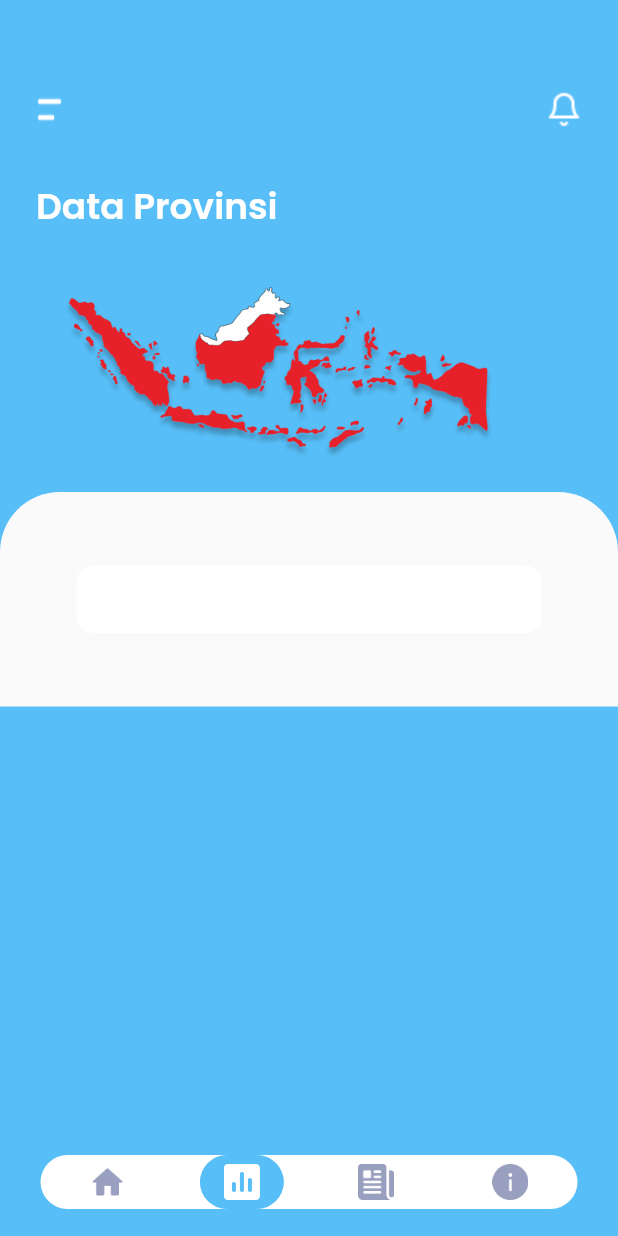
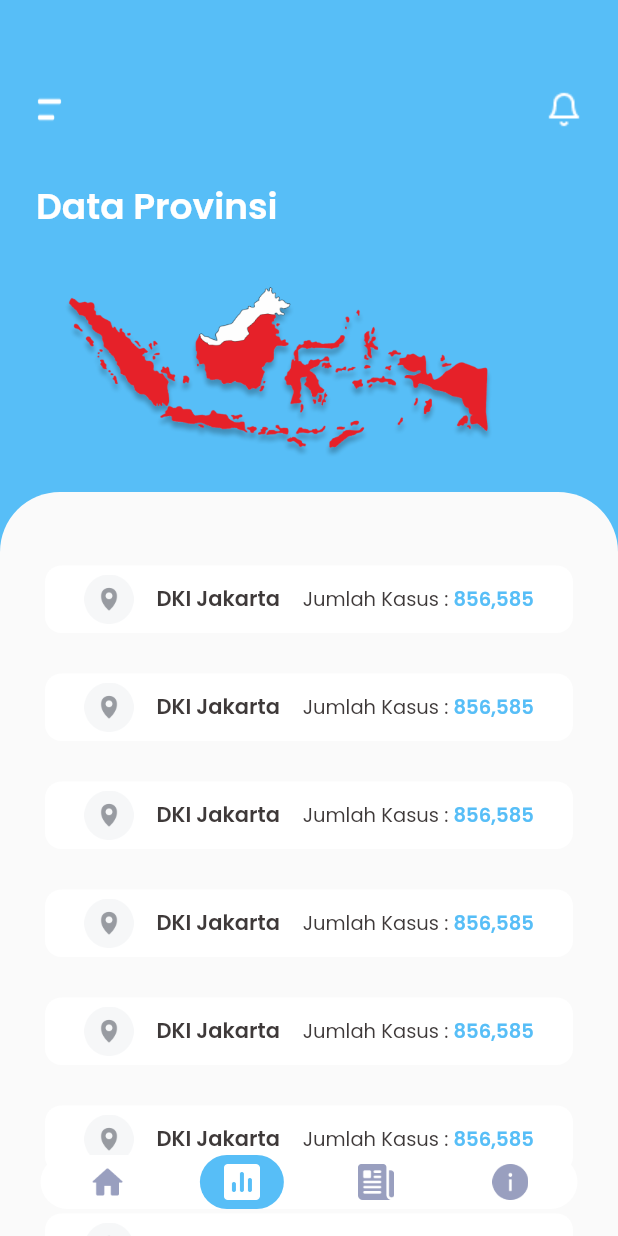
Before and after one commit to fahadhafizdev/covid_app, a Flutter app: the screen it shows after launch, item 2 of the bottom bar chosen, on a phone screen of 412 x 824 dp. Run offline on Flutter 3.47's test engine with Material 2 defaults, Android fonts, the phone set to English and light mode, and no system bars; our stand-ins replace bloc, equatable, flutter_bloc, google_fonts; network calls fail.

Commit message:
update slicing ui done statistic_page.dart

```diff
--- a/lib/shared/theme.dart
+++ b/lib/shared/theme.dart
@@ -16,6 +16,7 @@ Color whiteBlueColor = Color(0xffD0EBFA);
 
 TextStyle blackTextStyle = GoogleFonts.poppins(color: blackColor);
 TextStyle whiteTextStyle = GoogleFonts.poppins(color: whiteColor);
+TextStyle mainTextStyle = GoogleFonts.poppins(color: mainColor);
 
 FontWeight light = FontWeight.w300;
 FontWeight regular = FontWeight.w400;
--- a/lib/ui/page/statistic_page.dart
+++ b/lib/ui/page/statistic_page.dart
@@ -1,4 +1,5 @@
 import 'package:covid_app/shared/theme.dart';
+import 'package:covid_app/ui/widget/custom_list_provinsi_widget.dart';
 import 'package:flutter/material.dart';
 
 class StatisticPage extends StatelessWidget {
@@ -80,14 +81,18 @@ class StatisticPage extends StatelessWidget {
             ),
             child: Column(
               children: [
-                Container(
-                  height: 45,
-                  width: 310,
-                  decoration: BoxDecoration(
-                    color: whiteColor,
-                    borderRadius: BorderRadius.circular(11),
-                  ),
-                ),
+                CustomListProvinsi(),
+                CustomListProvinsi(),
+                CustomListProvinsi(),
+                CustomListProvinsi(),
+                CustomListProvinsi(),
+                CustomListProvinsi(),
+                CustomListProvinsi(),
+                CustomListProvinsi(),
+                CustomListProvinsi(),
+                CustomListProvinsi(),
+                CustomListProvinsi(),
+                CustomListProvinsi(),
               ],
             ),
           ),
--- /dev/null
+++ b/lib/ui/widget/custom_list_provinsi_widget.dart
@@ -0,0 +1,54 @@
+import 'package:flutter/material.dart';
+import 'package:covid_app/shared/theme.dart';
+
+class CustomListProvinsi extends StatelessWidget {
+  @override
+  Widget build(BuildContext context) {
+    return Container(
+      height: 45,
+      width: 410,
+      decoration: BoxDecoration(
+        color: whiteColor,
+        borderRadius: BorderRadius.circular(11),
+      ),
+      padding: EdgeInsets.symmetric(
+        vertical: 6,
+        horizontal: 11,
+      ),
+      margin: EdgeInsets.only(bottom: 27),
+      child: Row(
+        mainAxisAlignment: MainAxisAlignment.spaceEvenly,
+        children: [
+          Image.asset(
+            'assets/images/icon_map.png',
+            height: 33,
+          ),
+          Text(
+            'DKI Jakarta',
+            style: blackTextStyle.copyWith(
+              fontWeight: semiBold,
+              fontSize: 14,
+            ),
+          ),
+          Text.rich(
+            TextSpan(
+                text: 'Jumlah Kasus : ',
+                style: blackTextStyle.copyWith(
+                  fontWeight: regular,
+                  fontSize: 13,
+                ),
+                children: [
+                  TextSpan(
+                    text: '856,585',
+                    style: mainTextStyle.copyWith(
+                      fontWeight: semiBold,
+                      fontSize: 13,
+                    ),
+                  )
+                ]),
+          ),
+        ],
+      ),
+    );
+  }
+}
```
